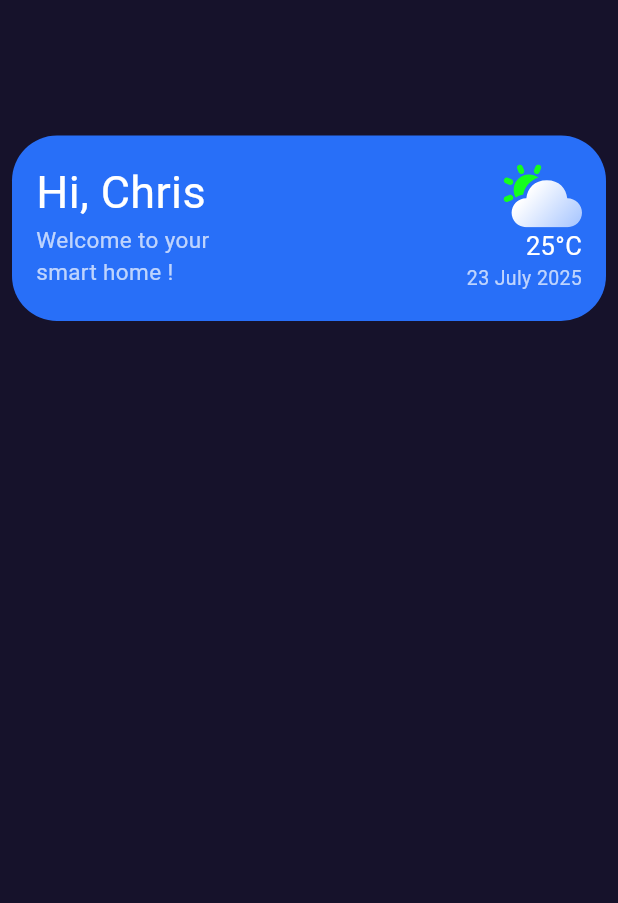
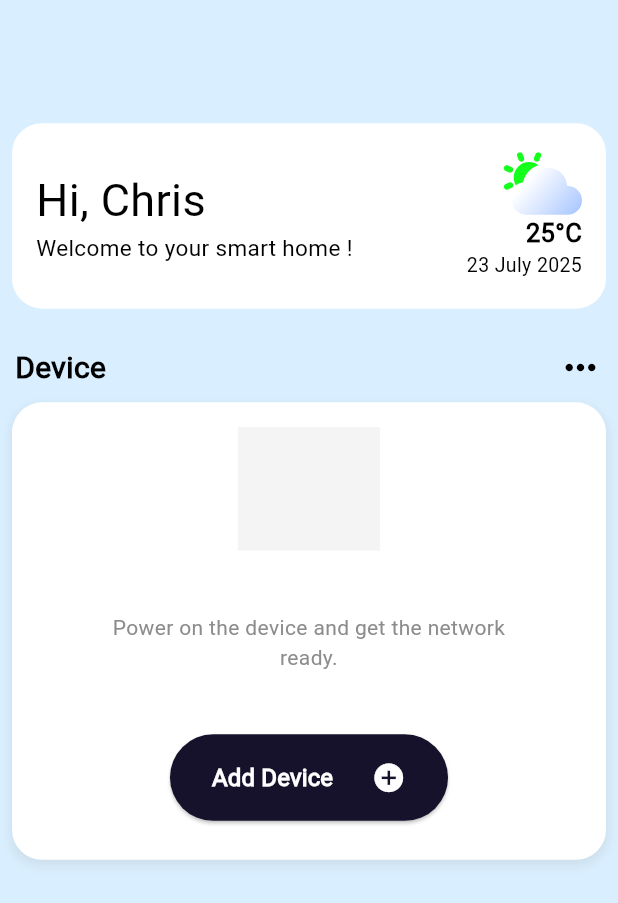
Before and after one commit to FLUXY01/Zone_Express, a Flutter app: the screen it shows after launch, on a phone screen of 412 x 824 dp. Shown: the top 903 px of the screen. Run offline on Flutter 3.47's test engine with Material 3 defaults, Android fonts, the phone set to English and light mode, and no system bars; our stand-ins replace flutter_svg, get.

Commit message:
chore 1: HomePage design

```diff
--- a/lib/feature/home/screen/home_screen.dart
+++ b/lib/feature/home/screen/home_screen.dart
@@ -1,7 +1,8 @@
 import 'package:flutter/material.dart';
 import 'package:flutter_svg/flutter_svg.dart';
-
+import 'package:smart_home_light/feature/home/widget/add_button.dart';
 import '../../../utils/constants/color.dart';
+import '../../../utils/constants/fonts.dart';
 
 class HomeScreen extends StatefulWidget {
   const HomeScreen({super.key});
@@ -19,15 +20,15 @@ class _HomeScreenState extends State<HomeScreen> {
       backgroundColor: TColors.backgroundColor,
       body: Column(
         children: [
-          SizedBox(height: Screenheight * 0.1),
+          SizedBox(height: Screenheight * 0.09),
           Padding(
             padding: const EdgeInsets.all(8.0),
             child: Container(
               height: Screenheight * 0.15,
               width: Screenwidth,
               decoration: const BoxDecoration(
-                color: TColors.containerColor,
-                borderRadius: BorderRadius.all(Radius.circular(30)),
+                color: TColors.whiteColor,
+                borderRadius: BorderRadius.all(Radius.circular(20)),
               ),
               child: Row(
                 children: [
@@ -45,18 +46,20 @@ class _HomeScreenState extends State<HomeScreen> {
                           const Text(
                             'Hi, Chris',
                             style: TextStyle(
-                              color: Colors.white,
+                              color: TColors.blackColor,
                               fontSize: 30,
                               fontWeight: FontWeight.w400,
+                              fontFamily: TFonts.roboto,
                             ),
                           ),
-                          Expanded(
+                          FittedBox(
                             child: Text(
-                              'Welcome to your\nsmart home !',
+                              'Welcome to your smart home !',
                               style: TextStyle(
-                                color: Colors.white70,
+                                color: TColors.blackColor,
                                 fontSize: 15,
                                 fontWeight: FontWeight.w400,
+                                fontFamily: TFonts.roboto,
                               ),
                             ),
                           ),
@@ -76,17 +79,21 @@ class _HomeScreenState extends State<HomeScreen> {
                           Text(
                             "25°C",
                             style: TextStyle(
-                              color: Colors.white,
+                              color: TColors.blackColor,
                               fontSize: 17,
-                              fontWeight: FontWeight.w400,
+                              fontWeight: FontWeight.bold,
+                              fontFamily: TFonts.roboto,
                             ),
                           ),
-                          Text(
-                            "23 July 2025",
-                            style: TextStyle(
-                              color: Colors.white70,
-                              fontSize: 13,
-                              fontWeight: FontWeight.w400,
+                          FittedBox(
+                            child: Text(
+                              "23 July 2025",
+                              style: TextStyle(
+                                color: TColors.blackColor,
+                                fontSize: 13,
+                                fontWeight: FontWeight.w400,
+                                fontFamily: TFonts.roboto,
+                              ),
                             ),
                           ),
                         ],
@@ -97,6 +104,77 @@ class _HomeScreenState extends State<HomeScreen> {
               ),
             ),
           ),
+          SizedBox(height: Screenheight * 0.02),
+          Row(
+            children: [
+              Padding(
+                padding: const EdgeInsets.only(left: 10.0),
+                child: Align(
+                  alignment: Alignment.centerLeft,
+                  child: Text(
+                    "Device",
+                    style: TextStyle(
+                      color: TColors.blackColor,
+                      fontSize: 20,
+                      fontWeight: FontWeight.bold,
+                      fontFamily: TFonts.roboto,
+                    ),
+                  ),
+                ),
+              ),
+              const Spacer(),
+              Padding(
+                padding: const EdgeInsets.only(right: 10),
+                child: Icon(
+                  Icons.more_horiz_rounded,
+                  color: TColors.blackColor,
+                  size: 30,
+                ),
+              ),
+            ],
+          ),
+          Container(
+            height: Screenheight * 0.37,
+            width: Screenwidth,
+            margin: const EdgeInsets.all(8),
+            decoration: BoxDecoration(
+              color: TColors.whiteColor,
+              borderRadius: const BorderRadius.all(Radius.circular(20)),
+              boxShadow: [
+                BoxShadow(
+                  color: Colors.grey.withOpacity(0.2),
+                  spreadRadius: 1,
+                  blurRadius: 5,
+                  offset: const Offset(0, 3), // changes position of shadow
+                ),
+              ],
+            ),
+            child: Center(
+              child: Column(
+                children: [
+                  SizedBox(height: Screenheight * 0.02),
+                  Container(
+                    height: Screenheight * 0.1,
+                    width: Screenwidth * 0.23,
+                    decoration: BoxDecoration(color: Color(0xFFF4F4F4)),
+                  ),
+                  SizedBox(height: Screenheight * 0.05),
+                  Text(
+                    textAlign: TextAlign.center,
+                    "Power on the device and get the network\nready.",
+                    style: TextStyle(
+                      color: Color(0xFFF8C8C8C),
+                      fontSize: 14,
+                      fontWeight: FontWeight.w500,
+                      fontFamily: TFonts.roboto,
+                    ),
+                  ),
+                  SizedBox(height: Screenheight * 0.05),
+                  AddButton(),
+                ],
+              ),
+            ),
+          ),
         ],
       ),
     );
--- /dev/null
+++ b/lib/feature/home/widget/add_button.dart
@@ -0,0 +1,54 @@
+import 'package:flutter/material.dart';
+import 'package:smart_home_light/utils/constants/color.dart';
+
+import '../../../utils/constants/fonts.dart';
+
+class AddButton extends StatelessWidget {
+  const AddButton({super.key});
+
+  @override
+  Widget build(BuildContext context) {
+    final ScreenWidth = MediaQuery.of(context).size.width;
+    final ScreenHeight = MediaQuery.of(context).size.height;
+    return SizedBox(
+      width: ScreenWidth * 0.45,
+      height: ScreenHeight * 0.07,
+      child: ElevatedButton(
+        onPressed: () {},
+        style: ElevatedButton.styleFrom(
+          backgroundColor: TColors.primaryColor,
+          shape: RoundedRectangleBorder(
+            borderRadius: BorderRadius.circular(30),
+          ),
+          padding: const EdgeInsets.symmetric(horizontal: 20, vertical: 10),
+        ),
+        child: Row(
+          children: [
+            Padding(
+              padding: const EdgeInsets.only(left: 8.0),
+              child: Text(
+                textAlign: TextAlign.center,
+                "Add Device",
+                style: const TextStyle(
+                  fontSize: 16,
+                  fontWeight: FontWeight.w600,
+                  color: TColors.whiteColor,
+                  fontFamily: TFonts.roboto,
+                ),
+              ),
+            ),
+            const Spacer(),
+            Padding(
+              padding: const EdgeInsets.only(right: 8.0),
+              child: const Icon(
+                Icons.add_circle,
+                color: TColors.whiteColor,
+                size: 23,
+              ),
+            ),
+          ],
+        ),
+      ),
+    );
+  }
+}
--- a/lib/utils/constants/color.dart
+++ b/lib/utils/constants/color.dart
@@ -2,6 +2,13 @@ import 'package:flutter/material.dart';
 
 class TColors {
   TColors._();
-  static const Color backgroundColor = Color(0xFF16122B);
-  static const Color containerColor = Color(0xFF286FF8);
+  static const Color backgroundColor = Color(0xFFD9EFFF);
+  static const Color primaryColor = Color(0xFF16122B);
+
+  ///Basic Colors
+  static const Color whiteColor = Colors.white;
+  static const Color blackColor = Colors.black;
+  static const Color accentColor = Color(0xFF00BFFF);
+  static const Color errorColor = Color(0xFFFF0000);
+  static const Color successColor = Color(0xFF00FF00);
 }
--- /dev/null
+++ b/lib/utils/constants/fonts.dart
@@ -0,0 +1,5 @@
+class TFonts {
+  static const String sqr = 'SQR';
+  static const String inter = 'Inter';
+  static const String roboto = 'Roboto';
+}
--- a/pubspec.yaml
+++ b/pubspec.yaml
@@ -53,3 +53,9 @@ flutter:
     - family: Inter
       fonts:
         - asset: assets/fonts/Inter-VariableFont_opsz,wght.ttf
+    - family: SQR
+      fonts:
+        - asset: assets/fonts/SQR721E.ttf
+    - family: Roboto
+      fonts:
+        - asset: assets/fonts/Roboto-Regular.ttf
```
Also changed, not shown: assets/fonts/Roboto-Regular.ttf (added), assets/fonts/SQR721E.ttf (added), lib/feature/login/screen/login_screen.dart (added).
